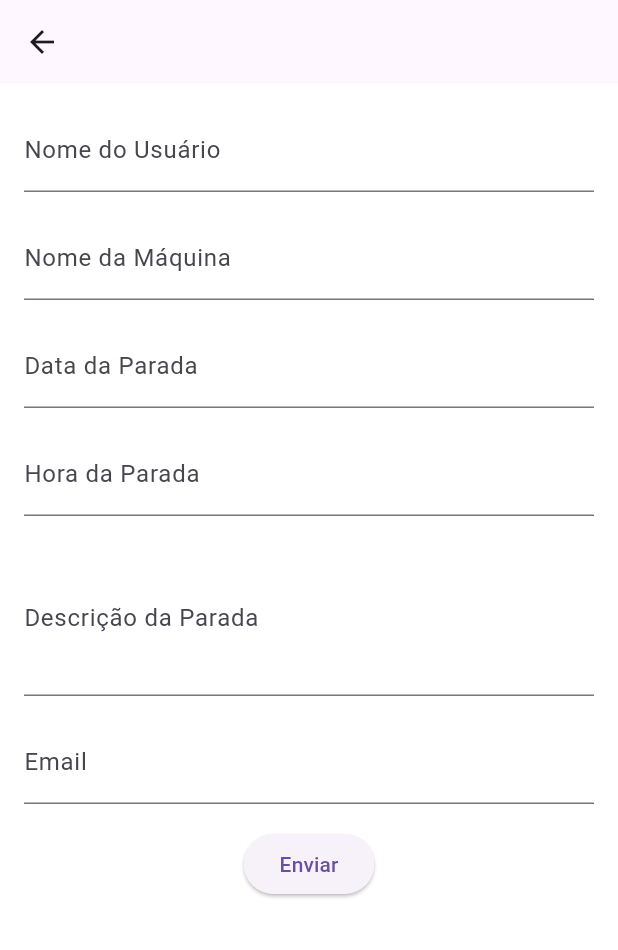
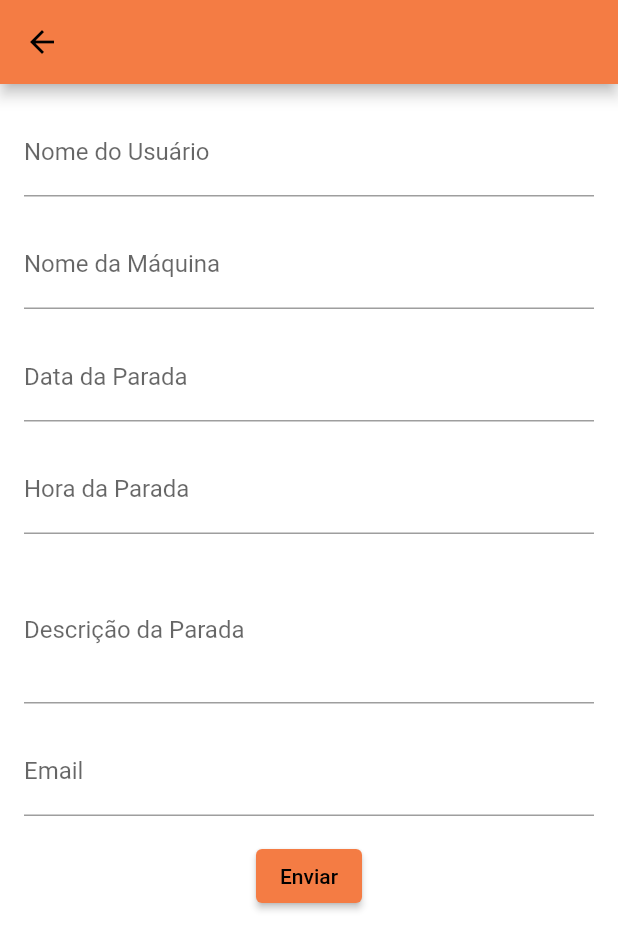
Before and after one commit to ramonbasilio/manutencao_app-main, a Flutter app: the screen it shows after launch, after a tap on "CHAMADO COMPLETO", on a phone screen of 412 x 824 dp. Shown: the top 950 px of the screen. Run offline on Flutter 3.47's test engine with Material 3 defaults, Android fonts, the phone set to English and light mode, and no system bars; our stand-ins replace email_validator, firebase_core, shared_preferences; accounts and stored records are empty; network calls fail.

Commit message:
commit 15012024

```diff
--- a/lib/main.dart
+++ b/lib/main.dart
@@ -15,7 +15,7 @@ void main() {
 class MyApp extends StatelessWidget {
   const MyApp({super.key});
 
-    MaterialColor _colorSwatch(int hexColor) {
+  MaterialColor _colorSwatch(int hexColor) {
     return MaterialColor(
       hexColor,
       <int, Color>{
@@ -39,10 +39,10 @@ class MyApp extends StatelessWidget {
       debugShowCheckedModeBanner: false,
       title: 'Flutter Demo',
       theme: ThemeData(
-        scaffoldBackgroundColor: const Color(0xFFFFFFFF),
-        primarySwatch: _colorSwatch(0xFFf47c44),
-        secondaryHeaderColor: Colors.white
-      ),
+          useMaterial3: false,
+          scaffoldBackgroundColor: const Color(0xFFFFFFFF),
+          primarySwatch: _colorSwatch(0xFFf47c44),
+          secondaryHeaderColor: Colors.white),
       home: const PaginaInicial(),
     );
   }
--- /dev/null
+++ b/lib/src/firebase/firebase_helper.dart
@@ -0,0 +1,3 @@
+class FirebaseHelper{
+
+}
--- a/lib/src/pages/pagina_abertura_chamado_simples/pagina_abertura_chamado_simples.dart
+++ b/lib/src/pages/pagina_abertura_chamado_simples/pagina_abertura_chamado_simples.dart
@@ -9,13 +9,14 @@ class ConfirmacaoChamadoSimples {
       builder: (context) {
         final provider = Provider.of<EnvioEmail>(context, listen: false);
         return AlertDialog(
+
           title: const Text('Confirmação de chamado'),
           content: const Text(
               'Deseja enviar um alerta sobre a parada de uma máquina?'),
           actions: [
             ElevatedButton(
               onPressed: () async {
-                await EnvioEmail().alertaEmailSimples().then((value) {
+                await EnvioEmail().alertaEmailSimples().then((String value) {
                   final snackBar = SnackBar(
                     content: Text(value),
                   );
--- a/pubspec.yaml
+++ b/pubspec.yaml
@@ -40,6 +40,7 @@ dependencies:
   provider: ^6.1.1
   shared_preferences: ^2.2.2
   email_validator: ^2.1.17
+  cloud_firestore: ^4.14.0
 
 dev_dependencies:
   flutter_test:
```
Also changed, not shown: lib/src/service/envio_email.dart (+3 -7 lines), pubspec.lock, 1 other file.
